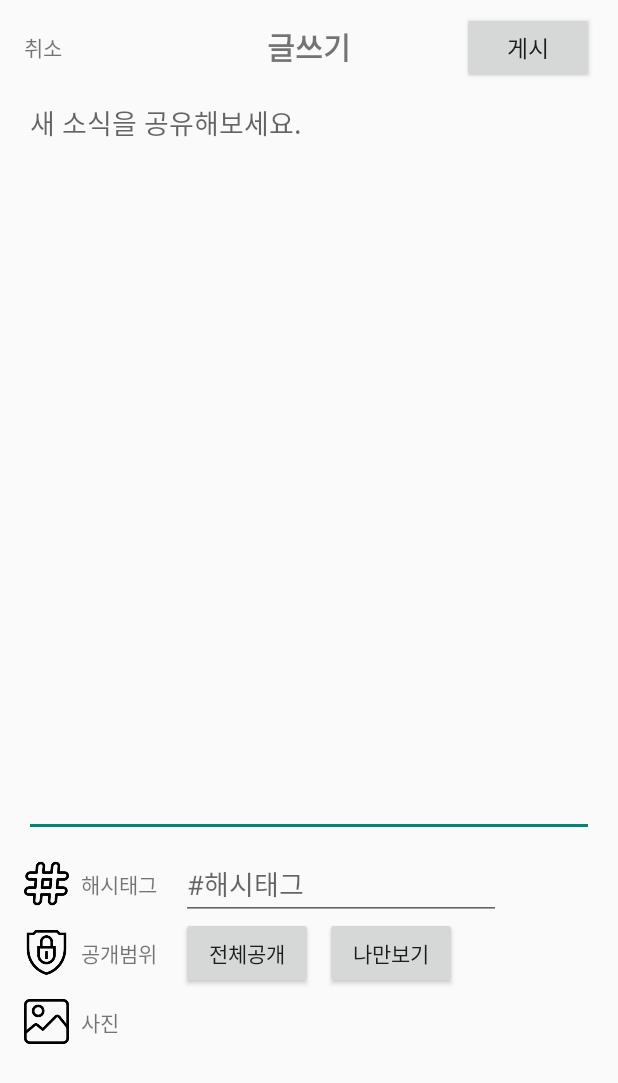
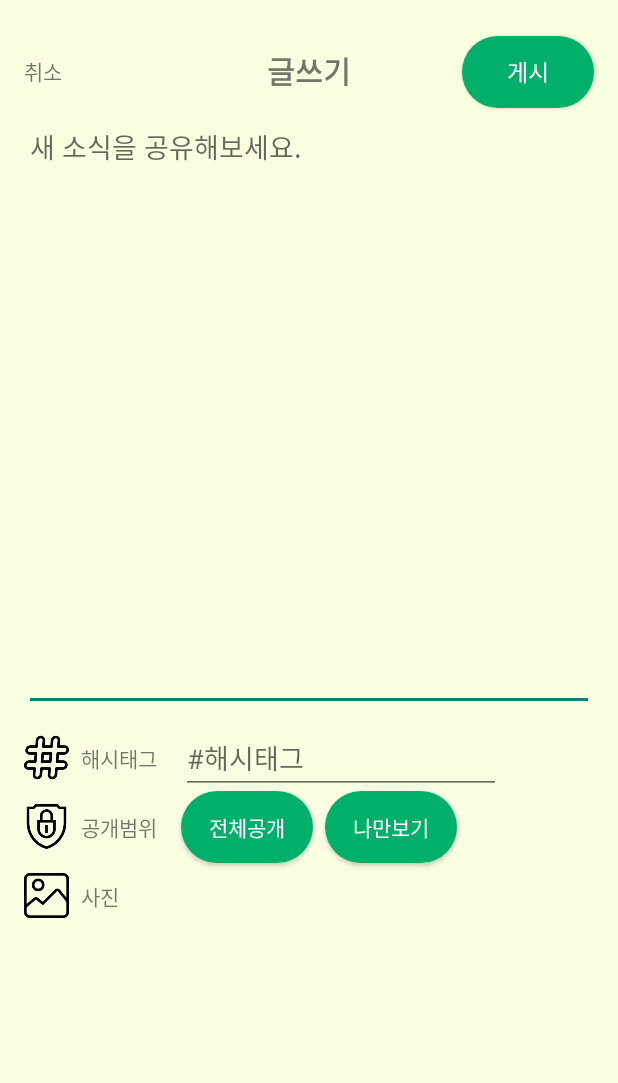
Before and after one commit to bluedev-yu/Co-Echo, an Android app: the screen it shows after launch once a user with an empty profile is signed in (UploadFeed), after a tap on "글쓰기", on a phone screen of 412 x 824 dp. Shown: the top 1083 px of the screen. Run offline under Robolectric (Android 15) with nearby library versions, the light colour scheme and no system bars; our stand-ins replace Firebase (no records; nobody signed in at launch, a user with empty details on screens opened directly); 2 statements that could not run were skipped.

Commit message:
upload feed page modified

```diff
--- a/app/src/main/java/bluedev_yu/coecho/MainActivity.kt
+++ b/app/src/main/java/bluedev_yu/coecho/MainActivity.kt
@@ -88,7 +88,7 @@ class MainActivity : AppCompatActivity(), NavigationBarView.OnItemSelectedListen
     }
 
     private fun setDefaultFragment(){ //앱 실행시 디폴트 프래그먼트 설정
-        loadFragment(FragmentMyPage())
+        loadFragment(FragmentSNS())
     }
 
     private fun loadFragment(fragment: Fragment) { //프래그먼트 로드
--- a/app/src/main/java/bluedev_yu/coecho/UploadFeed.kt
+++ b/app/src/main/java/bluedev_yu/coecho/UploadFeed.kt
@@ -2,12 +2,19 @@ package bluedev_yu.coecho
 
 import androidx.appcompat.app.AppCompatActivity
 import android.os.Bundle
+import android.view.View
 import android.widget.Button
 
 class UploadFeed : AppCompatActivity() {
+    lateinit var cancleWriting: Button
+
     override fun onCreate(savedInstanceState: Bundle?) {
+
         super.onCreate(savedInstanceState)
         setContentView(R.layout.upload_feed)
 
+        cancleWriting.setOnClickListener {
+            //프래그먼트와 액티비티의 생명주기??
+        }
     }
 }
--- /dev/null
+++ b/app/src/main/res/drawable/buttom_design.xml
@@ -0,0 +1,9 @@
+<?xml version="1.0" encoding="utf-8"?>
+<shape xmlns:android="http://schemas.android.com/apk/res/android">
+    <corners
+        android:radius="30dp"/>
+    <solid
+        android:color="@color/green"/>
+    <size
+        android:height="@dimen/button_height"/>
+</shape>
--- a/app/src/main/res/layout/upload_feed.xml
+++ b/app/src/main/res/layout/upload_feed.xml
@@ -4,16 +4,19 @@
     xmlns:tools="http://schemas.android.com/tools"
     android:layout_width="match_parent"
     android:layout_height="match_parent"
-    tools:context=".UploadFeed">
+    tools:context=".UploadFeed"
+    android:background="@color/CoEcho_mainBackground">
 
 
     <androidx.constraintlayout.widget.ConstraintLayout
         android:id="@+id/constraintLayout2"
         android:layout_width="match_parent"
-        android:layout_height="match_parent">
+        android:layout_height="match_parent"
+        android:layout_marginTop="16dp"
+        app:layout_constraintTop_toTopOf="parent">
 
         <TextView
-            android:id="@+id/textView"
+            android:id="@+id/tv_cancleWriting"
             android:layout_width="wrap_content"
             android:layout_height="wrap_content"
             android:layout_marginLeft="16dp"
@@ -39,20 +42,22 @@
             android:layout_height="wrap_content"
             android:layout_marginTop="8dp"
             android:layout_marginRight="16dp"
+            android:background="@drawable/buttom_design"
+            android:text="게시"
+            android:textColor="@color/white"
             android:textSize="15sp"
-            android:text="게시"
             app:layout_constraintRight_toRightOf="parent"
             app:layout_constraintTop_toTopOf="parent" />
 
         <EditText
             android:id="@+id/editText"
             android:layout_width="match_parent"
-            android:layout_height="500dp"
+            android:layout_height="400dp"
             android:layout_marginStart="16dp"
             android:layout_marginTop="12dp"
             android:layout_marginEnd="16dp"
+            android:gravity="top"
             android:hint="새 소식을 공유해보세요."
-            android:gravity="top"
             app:layout_constraintEnd_toEndOf="parent"
             app:layout_constraintHorizontal_bias="0.0"
             app:layout_constraintStart_toStartOf="parent"
@@ -113,7 +118,9 @@
             android:layout_width="wrap_content"
             android:layout_height="wrap_content"
             android:layout_marginStart="16dp"
+            android:background="@drawable/buttom_design"
             android:text="전체공개"
+            android:textColor="@color/white"
             app:layout_constraintBottom_toBottomOf="@+id/iv_privacy"
             app:layout_constraintStart_toEndOf="@+id/tv_privacy"
             app:layout_constraintTop_toTopOf="@+id/iv_privacy" />
@@ -123,7 +130,9 @@
             android:layout_width="wrap_content"
             android:layout_height="wrap_content"
             android:layout_marginStart="8dp"
+            android:background="@drawable/buttom_design"
             android:text="나만보기"
+            android:textColor="@color/white"
             app:layout_constraintBottom_toBottomOf="@+id/btn_public"
             app:layout_constraintStart_toEndOf="@+id/btn_public"
             app:layout_constraintTop_toTopOf="@+id/btn_public" />
@@ -133,7 +142,6 @@
             android:layout_width="30dp"
             android:layout_height="30dp"
             android:layout_marginTop="16dp"
-
             app:layout_constraintStart_toStartOf="@id/iv_hashtag"
             app:layout_constraintTop_toBottomOf="@+id/iv_privacy"
             app:srcCompat="@drawable/iv_image" />
--- a/app/src/main/res/values/dimens.xml
+++ b/app/src/main/res/values/dimens.xml
@@ -2,4 +2,5 @@
     <!-- Default screen margins, per the Android Design guidelines. -->
     <dimen name="activity_horizontal_margin">16dp</dimen>
     <dimen name="activity_vertical_margin">16dp</dimen>
+    <dimen name="button_height">40dp</dimen>
 </resources>
```
